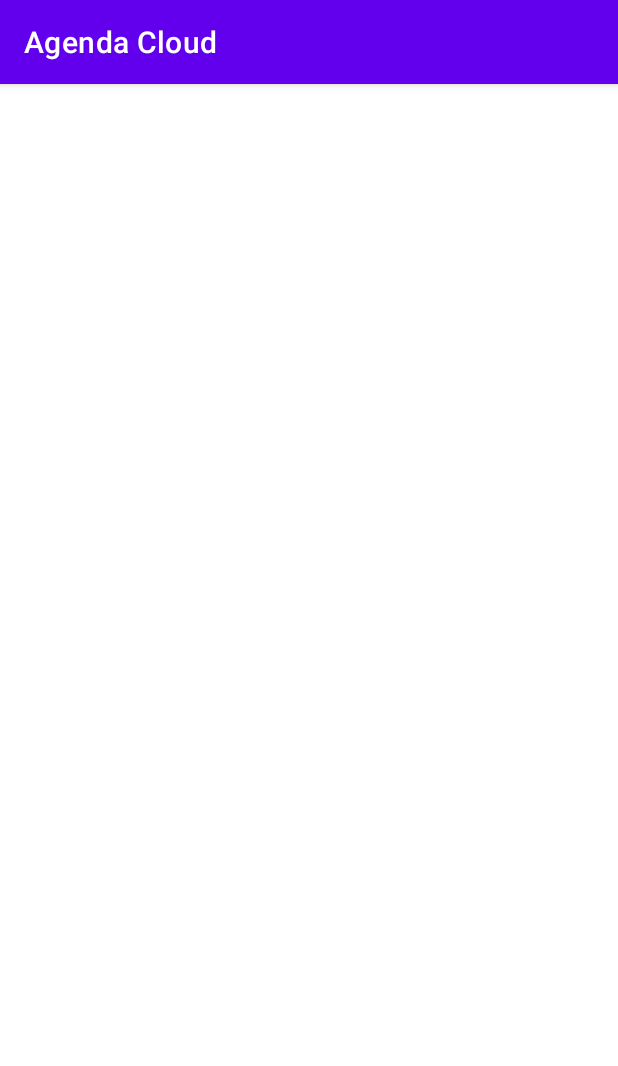
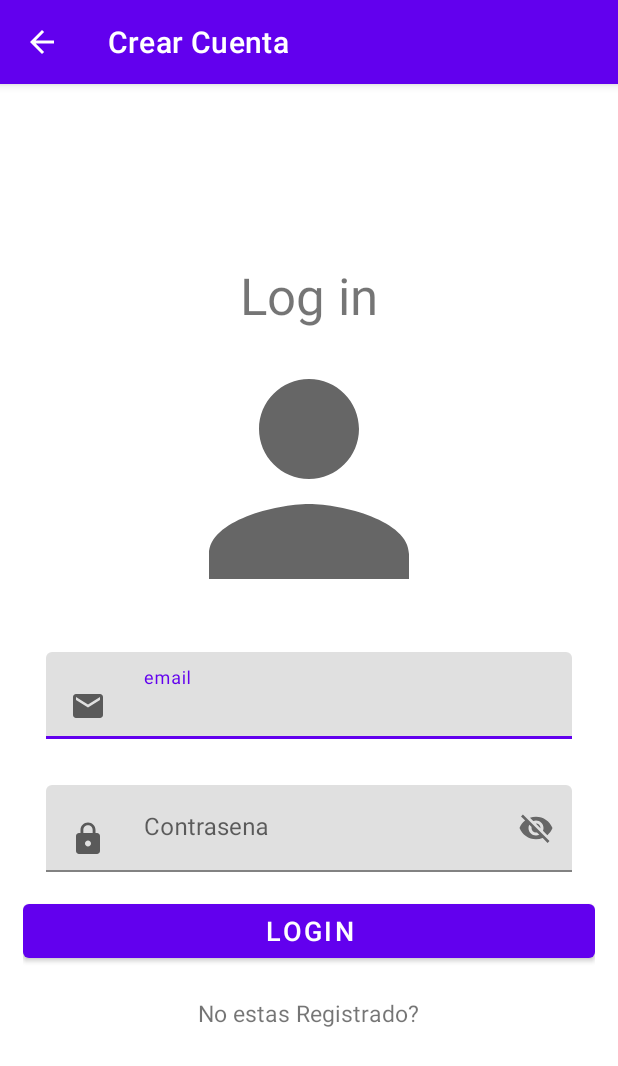
Before and after one commit to jacobobbm/CursoGit, an Android app: the Login screen opened directly, with no data from a screen before it, on a phone screen of 412 x 824 dp. Shown: the top 1066 px of the screen. Run offline under Robolectric (Android 15) with nearby library versions, the phone set to English and light mode, and no system bars; our stand-ins replace Firebase (no records; nobody signed in at launch, a user with empty details on screens opened directly).

Commit message:
1 Login 1.1 Diseno UI 1.2 Implementacion Logica

```diff
--- a/app/src/main/java/com/example/agendacloud/Login.java
+++ b/app/src/main/java/com/example/agendacloud/Login.java
@@ -1,14 +1,130 @@
 package com.example.agendacloud;
 
+import androidx.annotation.NonNull;
+import androidx.appcompat.app.ActionBar;
 import androidx.appcompat.app.AppCompatActivity;
 
+import android.app.ProgressDialog;
+import android.content.Intent;
 import android.os.Bundle;
+import android.text.TextUtils;
+import android.util.Patterns;
+import android.view.View;
+import android.widget.Button;
+import android.widget.EditText;
+import android.widget.TextView;
+import android.widget.Toast;
+
+import com.airbnb.lottie.L;
+import com.google.android.gms.tasks.OnCompleteListener;
+import com.google.android.gms.tasks.OnFailureListener;
+import com.google.android.gms.tasks.Task;
+import com.google.firebase.auth.AuthResult;
+import com.google.firebase.auth.FirebaseAuth;
+import com.google.firebase.auth.FirebaseUser;
 
 public class Login extends AppCompatActivity {
+    EditText emailLogin, contrasenaLogin;
+    Button btnLogin;
+    TextView singUpTextLogin;
+
+    ProgressDialog progressDialog;
+    FirebaseAuth firebaseAuth;
+
+    // Validacion
+    String  correo = "", contrasena = "";
 
     @Override
     protected void onCreate(Bundle savedInstanceState) {
         super.onCreate(savedInstanceState);
         setContentView(R.layout.activity_login);
+
+        ActionBar actionBar = getSupportActionBar();
+        actionBar.setTitle("Crear Cuenta");
+        actionBar.setDisplayHomeAsUpEnabled(true);
+        actionBar.setDisplayShowHomeEnabled(true);
+
+        // Inicializar vistas
+        emailLogin = findViewById(R.id.mail_login);
+        contrasenaLogin = findViewById(R.id.contrasena_login);
+        btnLogin = findViewById(R.id.btn_login);
+        singUpTextLogin = findViewById(R.id.singup_login_txt);
+
+        //I
+        progressDialog = new ProgressDialog(Login.this);
+        firebaseAuth = FirebaseAuth.getInstance();
+
+        // Gestores de eventos
+
+        singUpTextLogin.setOnClickListener(new View.OnClickListener() {
+            @Override
+            public void onClick(View view) {
+                startActivity( new Intent(Login.this, SingUp.class));
+            }
+        });
+
+        btnLogin.setOnClickListener(new View.OnClickListener() {
+            @Override
+            public void onClick(View view) {
+                validarEntradaUsuario();
+            }
+        });
+
+
+
     }
+
+    private void validarEntradaUsuario() {
+        correo = emailLogin.getText().toString();
+        contrasena = contrasenaLogin.getText().toString();
+
+        // Validacion
+
+        if (!Patterns.EMAIL_ADDRESS.matcher(correo).matches()){
+            Toast.makeText(this, "Correo Invalido", Toast.LENGTH_SHORT).show();
+
+        }else if (TextUtils.isEmpty(contrasena)){
+            Toast.makeText(this, "Introduzca contrasena", Toast.LENGTH_SHORT).show();
+        }else{
+            Toast.makeText(Login.this, "Datos validados", Toast.LENGTH_SHORT).show();
+
+            loginUsuario();
+        }
+    }
+
+
+    private void loginUsuario() {
+        progressDialog.setMessage("Logging in... ");
+        progressDialog.show();
+        firebaseAuth.signInWithEmailAndPassword(correo, contrasena)
+                .addOnCompleteListener(Login.this, new OnCompleteListener<AuthResult>() {
+                    @Override
+                    public void onComplete(@NonNull Task<AuthResult> task) {
+                        if (task.isSuccessful()){
+                            progressDialog.dismiss();
+                            FirebaseUser user = firebaseAuth.getCurrentUser();
+                            startActivity(new Intent(Login.this, MainMenu.class ));
+                            Toast.makeText(Login.this, "Bienvenido(a): "+user.getEmail(), Toast.LENGTH_SHORT).show();
+
+                            finish();
+                        }else{
+                            progressDialog.dismiss();
+                            Toast.makeText(Login.this, "Usuario y/o contrasena incorrectos", Toast.LENGTH_SHORT).show();
+
+                        }
+                    }
+                }).addOnFailureListener(Login.this, new OnFailureListener() {
+            @Override
+            public void onFailure(@NonNull Exception e) {
+                Toast.makeText(Login.this, ""+e.getMessage(), Toast.LENGTH_SHORT).show();
+            }
+        });
+    }
+
+    @Override
+    public boolean onSupportNavigateUp(){
+        onBackPressed();
+        return super.onSupportNavigateUp();
+    }
+
 }
--- a/app/src/main/res/layout/activity_login.xml
+++ b/app/src/main/res/layout/activity_login.xml
@@ -1,9 +1,85 @@
 <?xml version="1.0" encoding="utf-8"?>
-<androidx.constraintlayout.widget.ConstraintLayout xmlns:android="http://schemas.android.com/apk/res/android"
+<RelativeLayout
+    xmlns:android="http://schemas.android.com/apk/res/android"
     xmlns:app="http://schemas.android.com/apk/res-auto"
     xmlns:tools="http://schemas.android.com/tools"
     android:layout_width="match_parent"
     android:layout_height="match_parent"
     tools:context=".Login">
 
-</androidx.constraintlayout.widget.ConstraintLayout>
+    <androidx.appcompat.widget.LinearLayoutCompat
+        android:layout_width="match_parent"
+        android:layout_height="match_parent"
+        android:gravity="center"
+        android:orientation="vertical"
+        android:padding="15dp">
+
+        <TextView
+            android:layout_width="match_parent"
+            android:layout_height="wrap_content"
+            android:gravity="center"
+            android:text="@string/login_txt_2"
+            android:textSize="34sp" />
+        <!--Animacion-->
+
+        <ImageView
+            android:layout_width="200dp"
+            android:layout_height="200dp"
+            app:srcCompat="@drawable/icono_nombre_usuario">
+
+        </ImageView>
+
+        <com.google.android.material.textfield.TextInputLayout
+            android:layout_width="match_parent"
+            android:layout_height="wrap_content"
+            android:layout_margin="15dp">
+
+            <EditText
+                android:id="@+id/mail_login"
+                android:layout_width="match_parent"
+                android:layout_height="wrap_content"
+                android:drawableStart="@drawable/icono_email"
+                android:drawablePadding="25dp"
+                android:hint="@string/mail_login"
+                android:inputType="textEmailAddress" />
+
+        </com.google.android.material.textfield.TextInputLayout>
+
+
+        <com.google.android.material.textfield.TextInputLayout
+            android:layout_width="match_parent"
+            android:layout_height="wrap_content"
+            android:layout_margin="15dp"
+            app:passwordToggleEnabled="true">
+
+            <EditText
+                android:id="@+id/contrasena_login"
+                android:layout_width="match_parent"
+                android:layout_height="wrap_content"
+                android:drawableStart="@drawable/ic_password"
+                android:drawablePadding="25dp"
+                android:hint="@string/contrasena_login"
+                android:inputType="textEmailAddress" />
+        </com.google.android.material.textfield.TextInputLayout>
+
+        <Button
+            android:id="@+id/btn_login"
+            android:layout_width="match_parent"
+            android:layout_height="wrap_content"
+            android:text="@string/btn_login"
+            android:textSize="18dp">
+
+        </Button>
+
+        <TextView
+            android:id="@+id/singup_login_txt"
+            android:layout_width="wrap_content"
+            android:layout_height="wrap_content"
+            android:layout_margin="20dp"
+            android:gravity="center"
+            android:text="@string/sing_up_login_txt"
+            android:textSize="15dp" />
+
+
+    </androidx.appcompat.widget.LinearLayoutCompat>
+</RelativeLayout>
--- a/app/src/main/res/values/strings.xml
+++ b/app/src/main/res/values/strings.xml
@@ -14,4 +14,14 @@
     <string name="contrasena_et">Contrasena</string>
     <string name="contrasena_confirm_et">Repetir contrasena</string>
     <string name="login_txt">Ir la login</string>
+
+<!--Menu principal-->
+    <string name="log_out">Log out</string>
+
+<!--    Login-->
+    <string name="login_txt_2">Log in</string>
+    <string name="mail_login">email</string>
+    <string name="contrasena_login">Contrasena</string>
+    <string name="btn_login_login">Login</string>
+    <string name="sing_up_login_txt">No estas Registrado?</string>
 </resources>
```
Also changed, not shown: app/src/main/java/com/example/agendacloud/MainMenu.java (+28 -1 lines), app/src/main/res/layout/activity_main_menu.xml (+13 -2 lines).
